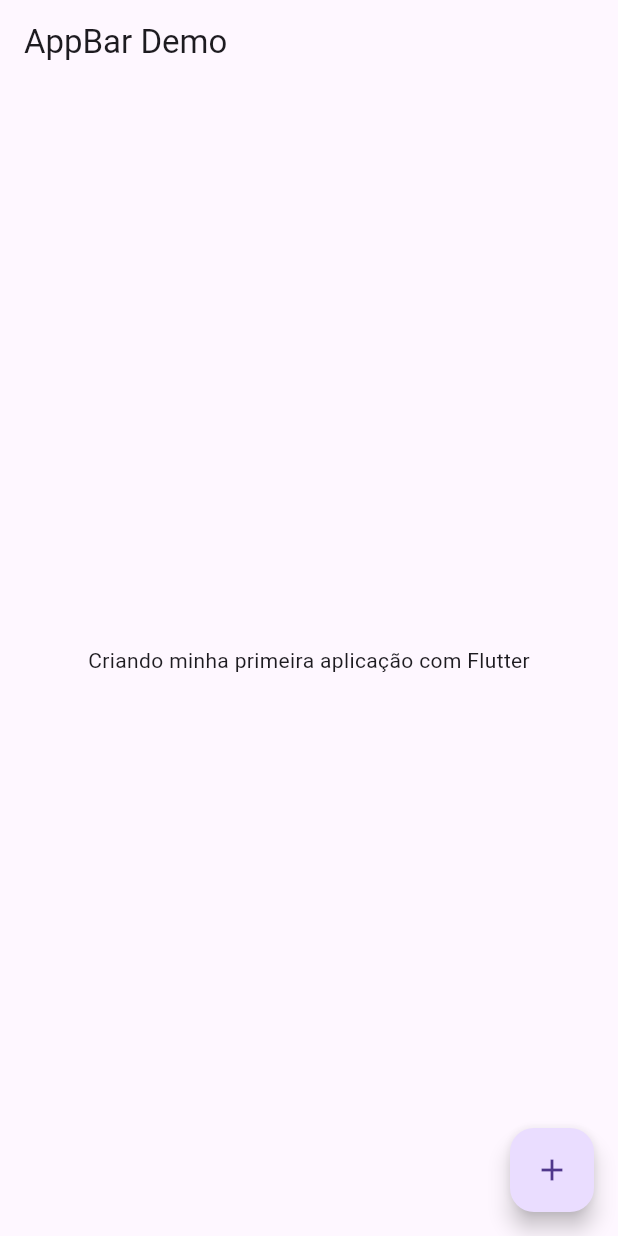
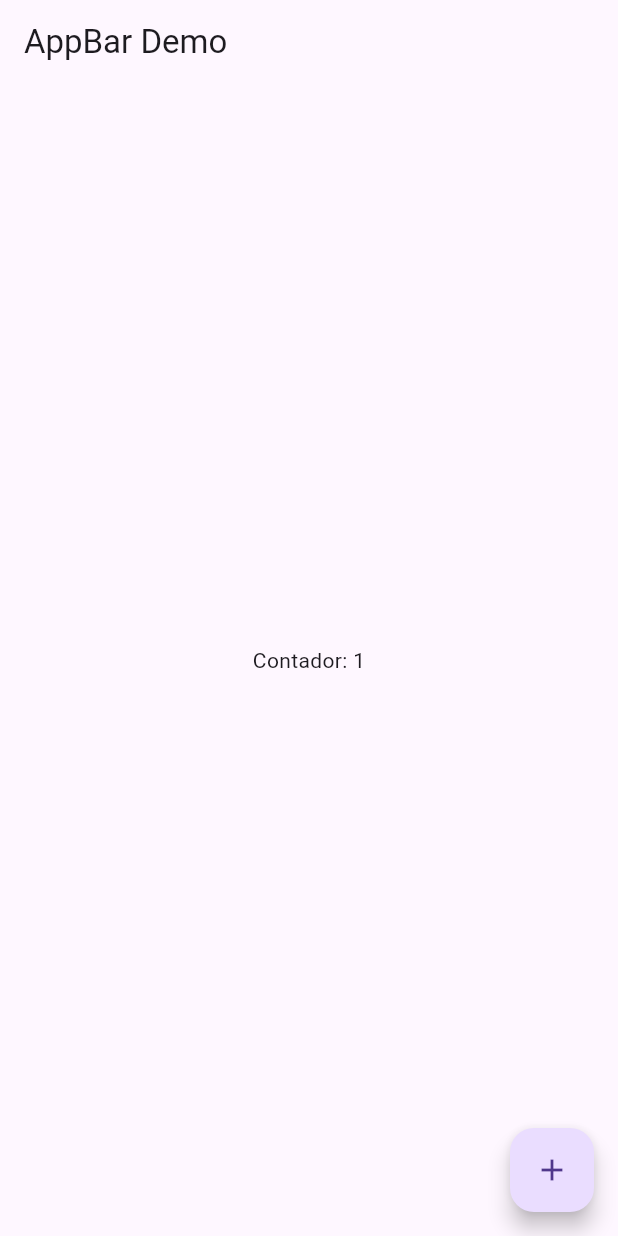
Before and after one commit to lucassilva-1994/flutter, a Flutter app: the screen it shows after launch, after a tap on the "add" icon, on a phone screen of 412 x 824 dp. Run offline on Flutter 3.47's test engine with Material 3 defaults, Android fonts, the phone set to English and light mode, and no system bars.

Commit message:
Criando contador

```diff
--- /dev/null
+++ b/lib/home_controller.dart
@@ -0,0 +1,11 @@
+import 'package:flutter/material.dart';
+
+class HomeController extends InheritedNotifier<ValueNotifier<int>>{
+  HomeController({Key? key, required Widget child})
+    : super(key: key, child: child, notifier: ValueNotifier(0));
+    int get value => notifier!.value;
+
+    increment(){
+      notifier!.value++;
+    }
+}
--- a/lib/homepage.dart
+++ b/lib/home_page.dart
@@ -1,21 +1,23 @@
 import 'package:flutter/material.dart';
+import 'package:hello_world/home_controller.dart';
 
 class HomePage extends StatelessWidget {
   const HomePage({super.key});
 
   @override
   Widget build(BuildContext context) {
+    var controller = context.dependOnInheritedWidgetOfExactType<HomeController>()!;
     return Scaffold(
       appBar: AppBar(
         title: const Text('AppBar Demo')
       ),
       body: Center(
-        child: Text('Criando minha primeira aplicação com Flutter'),
+        child: Text('Contador: ${controller.value}'),
       ),
       floatingActionButton: FloatingActionButton(
         child: Icon(Icons.add),
         onPressed: () {
-        print('Clicou...');
+        controller.increment();
       }),
     );
   }
--- a/lib/myapp.dart
+++ b/lib/myapp.dart
@@ -1,10 +1,13 @@
 import 'package:flutter/material.dart';
-import 'homepage.dart';
+import 'package:hello_world/home_controller.dart';
+import 'home_page.dart';
 
 class MyApp extends StatelessWidget {
   const MyApp({super.key});
   @override
   Widget build(BuildContext context) {
-    return MaterialApp(home: HomePage());
+    return MaterialApp(
+      home: HomeController(child: HomePage()),
+    );
   }
 }
```
Also changed, not shown: Untitled-1.txt (deleted).
